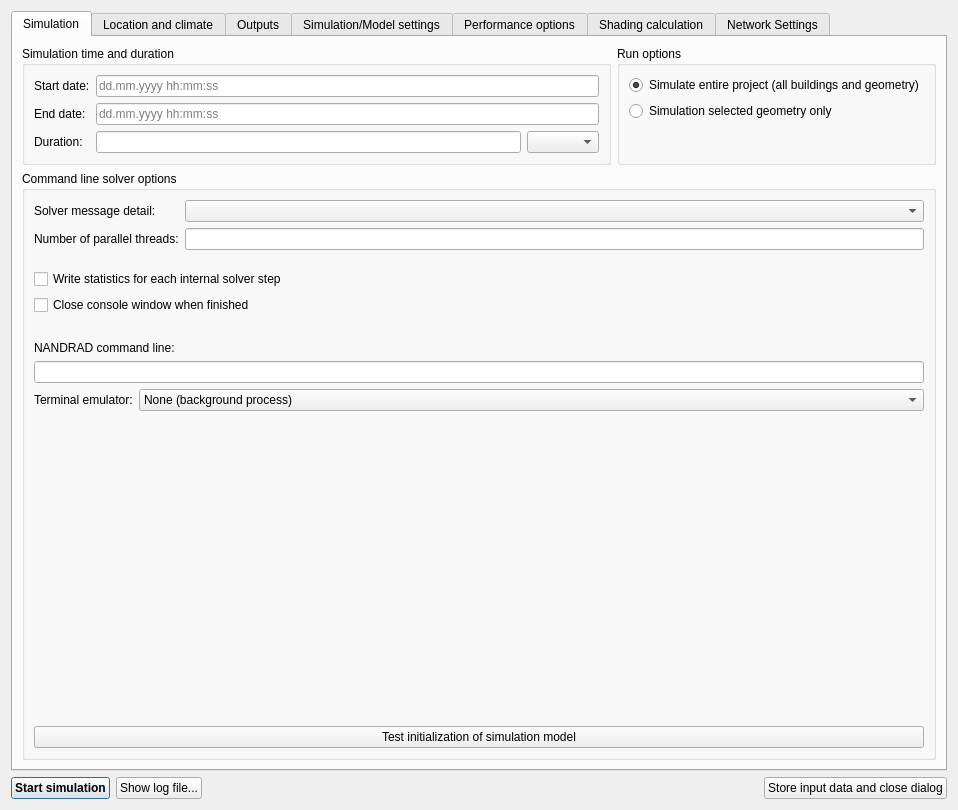
The window that SIM-VICUS/src/SVSimulationStartNandrad.ui (ghorwin/SIM-VICUS) describes before a commit, drawn with Qt 5.
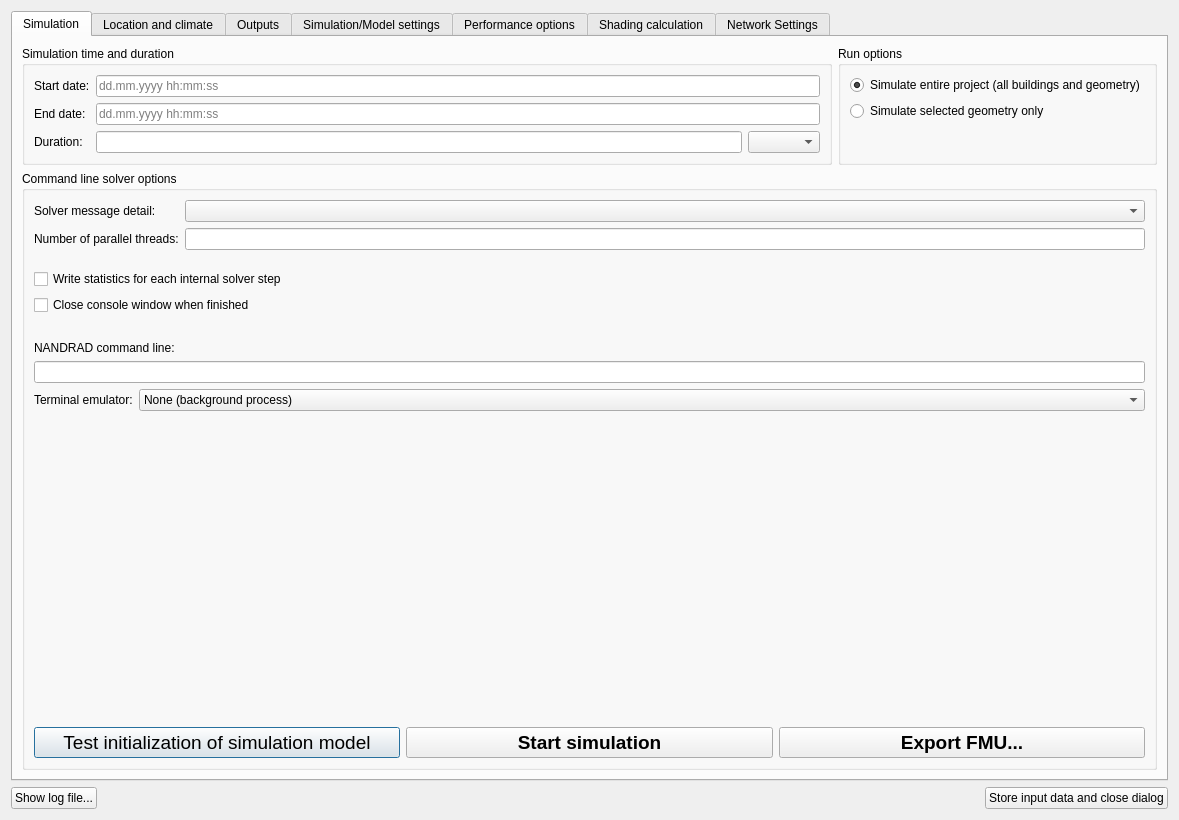
The same window after the commit. Icons and pictures are not drawn. Custom widgets are drawn as their Qt base class.

Commit message: Major overhaul of simulation start dialog.

What changed in the file:
```diff
--- a/SIM-VICUS/src/SVSimulationStartNandrad.ui
+++ b/SIM-VICUS/src/SVSimulationStartNandrad.ui
@@ -6,8 +6,8 @@
    <rect>
     <x>0</x>
     <y>0</y>
-    <width>958</width>
-    <height>810</height>
+    <width>1179</width>
+    <height>820</height>
    </rect>
   </property>
   <property name="windowTitle">
@@ -113,7 +113,7 @@
           <item row="1" column="0">
            <widget class="QRadioButton" name="radioButtonSelectedGeometry">
             <property name="text">
-             <string>Simulation selected geometry only</string>
+             <string>Simulate selected geometry only</string>
             </property>
             <property name="checked">
              <bool>false</bool>
@@ -298,11 +298,84 @@
            </spacer>
           </item>
           <item>
-           <widget class="QPushButton" name="pushButtonTestInit">
-            <property name="text">
-             <string>Test initialization of simulation model</string>
-            </property>
-           </widget>
+           <layout class="QHBoxLayout" name="horizontalLayout_4">
+            <item>
+             <widget class="QPushButton" name="pushButtonTestInit">
+              <property name="font">
+               <font>
+                <pointsize>14</pointsize>
+               </font>
+              </property>
+              <property name="text">
+               <string>Test initialization of simulation model</string>
+              </property>
+              <property name="icon">
+               <iconset resource="../resources/SIM-VICUS.qrc">
+                <normaloff>:/gfx/actions/32x32/info_32x32.png</normaloff>:/gfx/actions/32x32/info_32x32.png</iconset>
+              </property>
+              <property name="iconSize">
+               <size>
+                <width>32</width>
+                <height>32</height>
+               </size>
+              </property>
+             </widget>
+            </item>
+            <item>
+             <widget class="QPushButton" name="pushButtonRun">
+              <property name="font">
+               <font>
+                <pointsize>14</pointsize>
+                <weight>75</weight>
+                <bold>true</bold>
+               </font>
+              </property>
+              <property name="text">
+               <string>Start simulation</string>
+              </property>
+              <property name="icon">
+               <iconset resource="../resources/SIM-VICUS.qrc">
+                <normaloff>:/gfx/actions/64x64/Wavy_checkered_flag.svg</normaloff>:/gfx/actions/64x64/Wavy_checkered_flag.svg</iconset>
+              </property>
+              <property name="iconSize">
+               <size>
+                <width>32</width>
+                <height>32</height>
+               </size>
+              </property>
+              <property name="default">
+               <bool>true</bool>
+              </property>
+             </widget>
+            </item>
+            <item>
+             <widget class="QPushButton" name="pushButtonExportFMU">
+              <property name="font">
+               <font>
+                <pointsize>14</pointsize>
+                <weight>75</weight>
+                <bold>true</bold>
+               </font>
+              </property>
+              <property name="text">
+               <string>Export FMU...</string>
+              </property>
+              <property name="icon">
+               <iconset resource="../resources/SIM-VICUS.qrc">
+                <normaloff>:/gfx/actions/32x32/FMI_32x32.png</normaloff>:/gfx/actions/32x32/FMI_32x32.png</iconset>
+              </property>
+              <property name="iconSize">
+               <size>
+                <width>32</width>
+                <height>32</height>
+               </size>
+              </property>
+              <property name="default">
+               <bool>true</bool>
+              </property>
+             </widget>
+            </item>
+           </layout>
           </item>
          </layout>
         </widget>
@@ -343,22 +416,6 @@
    </item>
    <item>
     <layout class="QHBoxLayout" name="horizontalLayout">
-     <item>
-      <widget class="QPushButton" name="pushButtonRun">
-       <property name="font">
-        <font>
-         <weight>75</weight>
-         <bold>true</bold>
-        </font>
-       </property>
-       <property name="text">
-        <string>Start simulation</string>
-       </property>
-       <property name="default">
-        <bool>true</bool>
-       </property>
-      </widget>
-     </item>
      <item>
       <widget class="QPushButton" name="pushButtonShowScreenLog">
        <property name="text">
```
Left out of the diff: 4 changed lines with no effect on the pictures. The commit also changes 12 other files.
